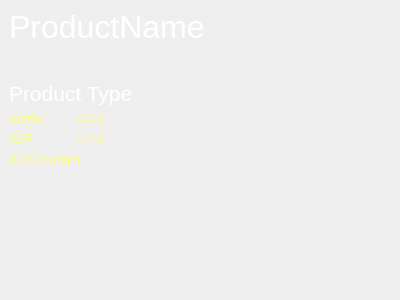
This is ACF/Include/iqt/CSplashScreenGuiComp.ui in ImagingTools/Acf as Qt 5 draws it before an edit. The edited form follows.
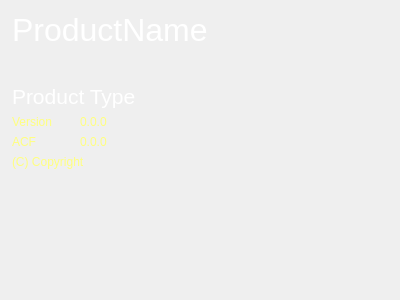
This is the edited form.

Commit message: Compositor splash screen added. Some changes in splash screen.

```diff
--- a/ACF/Include/iqt/CSplashScreenGuiComp.ui
+++ b/ACF/Include/iqt/CSplashScreenGuiComp.ui
@@ -34,7 +34,7 @@
   </property>
   <layout class="QVBoxLayout" >
    <property name="margin" >
-    <number>9</number>
+    <number>12</number>
    </property>
    <property name="spacing" >
     <number>6</number>
```
The commit also changes 3 other files.
